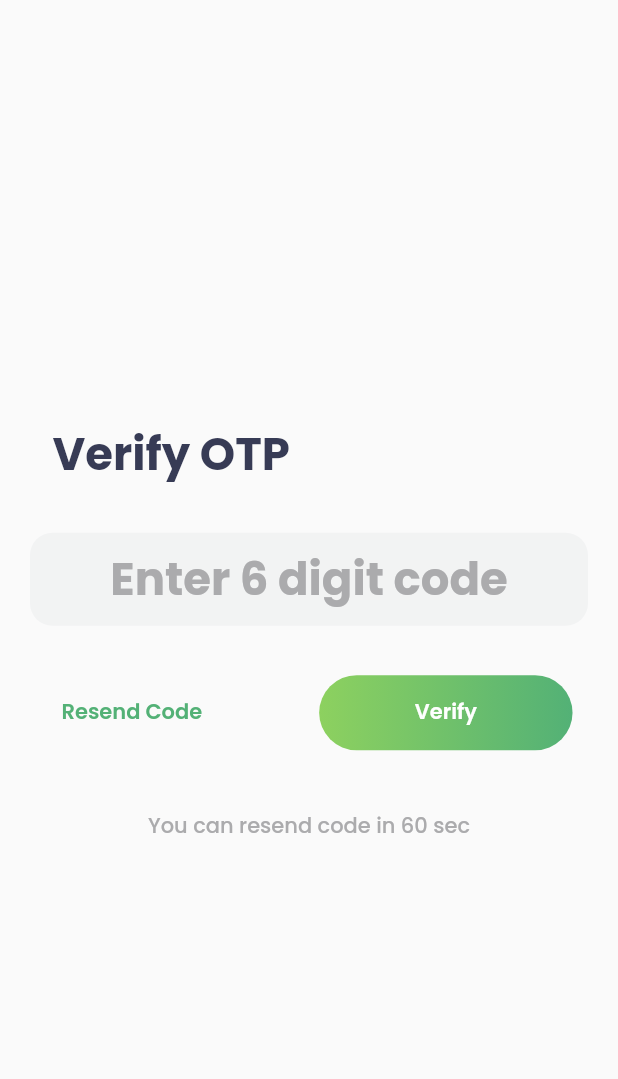
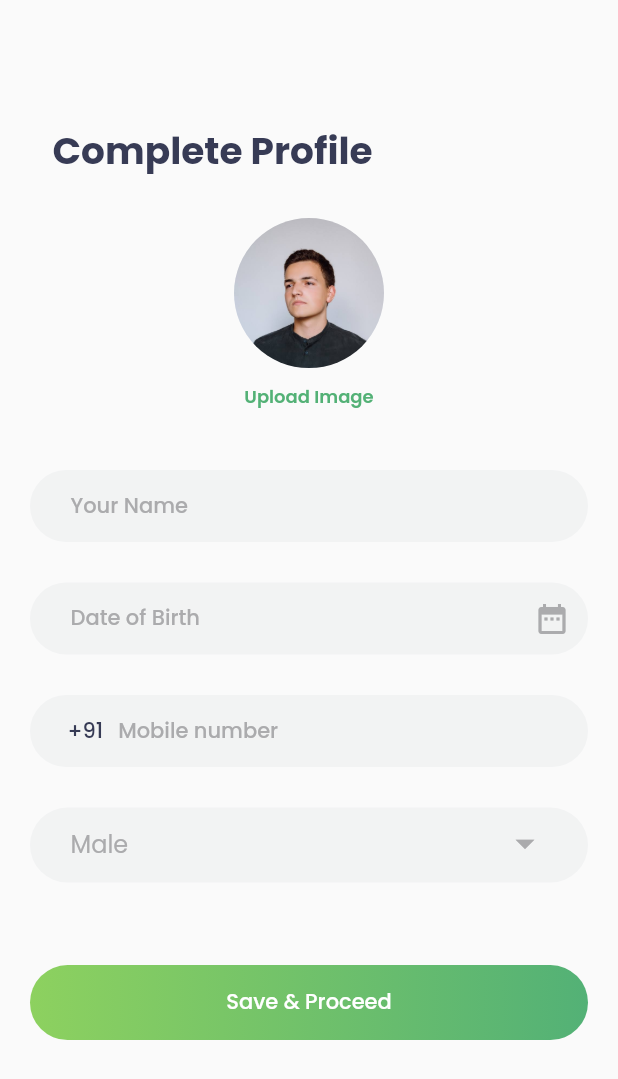
Before and after one commit to Tarunvegi-dev/OneTime, a Flutter app: the OtpVerificationScreen screen opened by its route, after a tap on "Verify", on a phone screen of 412 x 824 dp. Shown: the top 1079 px of the screen. Run offline on Flutter 3.47's test engine with Material 2 defaults, Android fonts, the phone set to English and light mode, and no system bars; our stand-ins replace google_fonts, hexcolor, page_transition.

Commit message:
12/11/21

```diff
--- a/lib/main.dart
+++ b/lib/main.dart
@@ -17,7 +17,8 @@ class MyApp extends StatelessWidget {
       routes: {
         RegisterScreen.routeName: (context) => const RegisterScreen(),
         LoginScreen.routeName: (context) => const LoginScreen(),
-        OtpVerificationScreen.routeName: (context) => const OtpVerificationScreen()
+        OtpVerificationScreen.routeName: (context) => const OtpVerificationScreen(),
+        DetailsFormScreen.routeName: (context) => const DetailsFormScreen(),
       },
     );
   }
--- /dev/null
+++ b/lib/screens/detailsFormScreen/details_form_screen.dart
@@ -0,0 +1,275 @@
+import 'package:flutter/material.dart';
+import 'package:google_fonts/google_fonts.dart';
+import 'package:hexcolor/hexcolor.dart';
+
+class DetailsFormScreen extends StatefulWidget {
+  const DetailsFormScreen({Key? key}) : super(key: key);
+
+  static const routeName = '/detailsForm';
+
+  @override
+  State<DetailsFormScreen> createState() => _DetailsFormScreenState();
+}
+
+class _DetailsFormScreenState extends State<DetailsFormScreen> {
+  String gender = 'Male';
+
+  @override
+  Widget build(BuildContext context) {
+    return Scaffold(
+      resizeToAvoidBottomInset: false,
+      body: Column(
+        mainAxisSize: MainAxisSize.max,
+        mainAxisAlignment: MainAxisAlignment.start,
+        crossAxisAlignment: CrossAxisAlignment.stretch,
+        children: [
+          SizedBox(
+            height: MediaQuery.of(context).size.height * 10 / 100,
+          ),
+          Container(
+            margin: const EdgeInsets.only(
+              left: 35,
+            ),
+            child: Text(
+              'Complete Profile',
+              style: GoogleFonts.poppins(
+                color: HexColor('373B55'),
+                fontSize: 25,
+                fontWeight: FontWeight.bold,
+              ),
+            ),
+          ),
+          const SizedBox(
+            height: 26,
+          ),
+          Center(
+            child: Container(
+              height: 100,
+              width: 100,
+              decoration: BoxDecoration(
+                color: HexColor('F3F5F7'),
+                borderRadius: BorderRadius.circular(125),
+              ),
+              child: ClipRRect(
+                borderRadius: BorderRadius.circular(125),
+                child: const Image(
+                  image: AssetImage(
+                    'assets/user_profile.jpeg',
+                  ),
+                ),
+              ),
+            ),
+          ),
+          const SizedBox(
+            height: 10,
+          ),
+          Center(
+            child: Text(
+              'Upload Image',
+              style: GoogleFonts.poppins(
+                color: HexColor('53B176'),
+                fontSize: 12,
+                fontWeight: FontWeight.w600,
+              ),
+            ),
+          ),
+          const SizedBox(
+            height: 40,
+          ),
+          Container(
+            height: 50,
+            margin: const EdgeInsets.only(left: 20, right: 20),
+            child: TextFormField(
+              decoration: InputDecoration(
+                hintText: "Your Name",
+                hintStyle: GoogleFonts.poppins(
+                  color: const Color.fromARGB(255, 171, 171, 173),
+                  fontSize: 14,
+                  fontWeight: FontWeight.w500,
+                ),
+                enabledBorder: OutlineInputBorder(
+                  borderSide: const BorderSide(
+                    color: Color(0x00000000),
+                    width: 1,
+                  ),
+                  borderRadius: BorderRadius.circular(100),
+                ),
+                focusedBorder: OutlineInputBorder(
+                  borderSide: const BorderSide(
+                    color: Color(0x00000000),
+                    width: 1,
+                  ),
+                  borderRadius: BorderRadius.circular(100),
+                ),
+                filled: true,
+                fillColor: const Color.fromARGB(63, 217, 220, 223),
+                contentPadding: const EdgeInsets.only(
+                  left: 27,
+                  top: 12,
+                ),
+              ),
+            ),
+          ),
+          const SizedBox(
+            height: 25,
+          ),
+          Container(
+            height: 50,
+            margin: const EdgeInsets.only(left: 20, right: 20),
+            child: TextFormField(
+              readOnly: true,
+              decoration: InputDecoration(
+                suffixIcon: Icon(
+                  Icons.date_range,
+                  color: HexColor('ABABAD'),
+                ),
+                hintText: "Date of Birth",
+                hintStyle: GoogleFonts.poppins(
+                  color: const Color.fromARGB(255, 171, 171, 173),
+                  fontSize: 14,
+                  fontWeight: FontWeight.w500,
+                ),
+                enabledBorder: OutlineInputBorder(
+                  borderSide: const BorderSide(
+                    color: Color(0x00000000),
+                    width: 1,
+                  ),
+                  borderRadius: BorderRadius.circular(100),
+                ),
+                focusedBorder: OutlineInputBorder(
+                  borderSide: const BorderSide(
+                    color: Color(0x00000000),
+                    width: 1,
+                  ),
+                  borderRadius: BorderRadius.circular(100),
+                ),
+                filled: true,
+                fillColor: const Color.fromARGB(63, 217, 220, 223),
+                contentPadding: const EdgeInsets.only(
+                  left: 27,
+                  top: 12,
+                ),
+              ),
+            ),
+          ),
+          const SizedBox(
+            height: 25,
+          ),
+          Container(
+            height: 50,
+            margin: const EdgeInsets.only(left: 20, right: 20),
+            child: TextFormField(
+              decoration: InputDecoration(
+                prefixIcon: Container(
+                  margin: const EdgeInsets.only(left: 25, right: 10),
+                  child: Text(
+                    '+91',
+                    style: GoogleFonts.poppins(
+                      color: HexColor('373B55'),
+                      fontWeight: FontWeight.w500,
+                    ),
+                  ),
+                ),
+                prefixIconConstraints:
+                    const BoxConstraints(minWidth: 0, minHeight: 0),
+                hintText: "Mobile number",
+                hintStyle: GoogleFonts.poppins(
+                  color: const Color.fromARGB(255, 171, 171, 173),
+                  fontSize: 14,
+                  fontWeight: FontWeight.w500,
+                ),
+                enabledBorder: OutlineInputBorder(
+                  borderSide: const BorderSide(
+                    color: Color(0x00000000),
+                    width: 1,
+                  ),
+                  borderRadius: BorderRadius.circular(100),
+                ),
+                focusedBorder: OutlineInputBorder(
+                  borderSide: const BorderSide(
+                    color: Color(0x00000000),
+                    width: 1,
+                  ),
+                  borderRadius: BorderRadius.circular(100),
+                ),
+                filled: true,
+                fillColor: const Color.fromARGB(63, 217, 220, 223),
+                contentPadding: const EdgeInsets.only(
+                  left: 27,
+                  top: 12,
+                ),
+              ),
+            ),
+          ),
+          const SizedBox(
+            height: 25,
+          ),
+          Container(
+            height: 50,
+            margin: const EdgeInsets.only(left: 20, right: 20),
+            decoration: BoxDecoration(
+              color: const Color.fromARGB(63, 217, 220, 223),
+              borderRadius: BorderRadius.circular(100),
+            ),
+            child: Padding(
+              padding: const EdgeInsets.symmetric(horizontal: 27),
+              child: DropdownButton(
+                isExpanded: true,
+                underline: const SizedBox(),
+                value: gender,
+                items: <String>['Male', 'Female', 'Others']
+                    .map<DropdownMenuItem<String>>((String value) {
+                  return DropdownMenuItem<String>(
+                    value: value,
+                    child: Text(
+                      value,
+                      style: GoogleFonts.poppins(
+                        color: HexColor('ABABAD'),
+                      ),
+                    ),
+                  );
+                }).toList(),
+                onChanged: (value) {
+                  setState(() {
+                    gender = value.toString();
+                  });
+                },
+                iconEnabledColor: HexColor('ABABAD'),
+                iconSize: 30,
+              ),
+            ),
+          ),
+          const SizedBox(
+            height: 55,
+          ),
+          Container(
+            height: 50,
+            margin: const EdgeInsets.only(
+              left: 20,
+              right: 20,
+            ),
+            decoration: BoxDecoration(
+              borderRadius: BorderRadius.circular(50),
+              gradient: const LinearGradient(
+                colors: [
+                  Color.fromARGB(255, 141, 209, 95),
+                  Color.fromARGB(255, 83, 177, 118)
+                ],
+              ),
+            ),
+            child: TextButton(
+              onPressed: () {},
+              child: Text(
+                'Save & Proceed',
+                style: GoogleFonts.poppins(
+                    fontWeight: FontWeight.w500,
+                    color: Colors.white,
+                    fontSize: 14),
+              ),
+            ),
+          ),
+        ],
+      ),
+    );
+  }
+}
--- a/lib/screens/otpVerificationScreen/otp_verification_screen.dart
+++ b/lib/screens/otpVerificationScreen/otp_verification_screen.dart
@@ -2,6 +2,7 @@ import 'package:flutter/cupertino.dart';
 import 'package:flutter/material.dart';
 import 'package:google_fonts/google_fonts.dart';
 import 'package:hexcolor/hexcolor.dart';
+import '../screens.dart';
 
 class OtpVerificationScreen extends StatelessWidget {
   const OtpVerificationScreen({Key? key}) : super(key: key);
@@ -113,7 +114,7 @@ class OtpVerificationScreen extends StatelessWidget {
                     child: TextButton(
                       onPressed: () {
                         Navigator.of(context)
-                            .pushNamed(OtpVerificationScreen.routeName);
+                            .pushNamed(DetailsFormScreen.routeName);
                       },
                       child: Text(
                         'Verify',
--- a/lib/screens/screens.dart
+++ b/lib/screens/screens.dart
@@ -2,3 +2,4 @@ export './introScreen/intro_screen.dart';
 export './registerScreen/register_screen.dart';
 export './loginScreen/login_screen.dart';
 export './otpVerificationScreen/otp_verification_screen.dart';
+export './detailsFormScreen/details_form_screen.dart';
--- a/pubspec.yaml
+++ b/pubspec.yaml
@@ -45,6 +45,7 @@ flutter:
   assets:
     - assets/background.jpg
     - assets/user.jpg
+    - assets/user_profile.jpeg
 
   # An image asset can refer to one or more resolution-specific "variants", see
   # https://flutter.dev/assets-and-images/#resolution-aware.
```
Also changed, not shown: assets/user_profile.jpeg (added), assets/user_profile.png (added).
